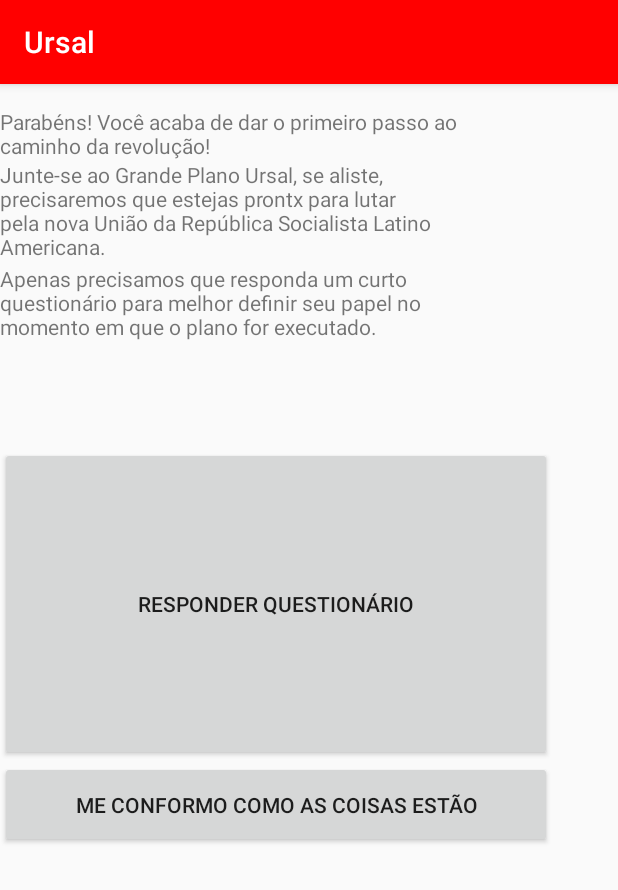
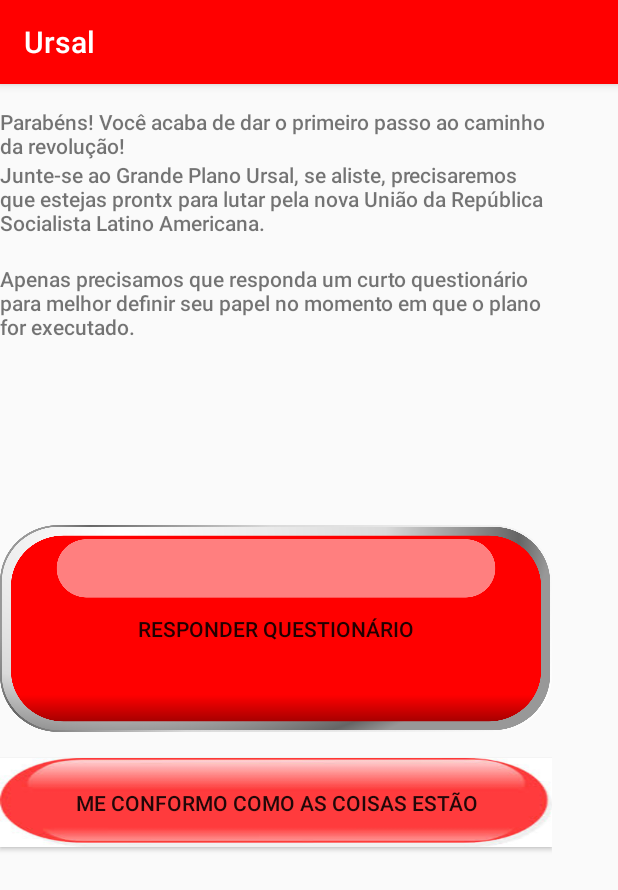
Before and after one commit to brunowber/ursal, an Android app: the LoginActivity screen opened directly, with no data from a screen before it, on a phone screen of 412 x 824 dp. Shown: the top 890 px of the screen. Run offline under Robolectric (Android 15) with nearby library versions, the phone set to English and light mode, and no system bars.

Commit message:
Botões melhorados

```diff
--- a/app/src/main/res/layout/activity_login.xml
+++ b/app/src/main/res/layout/activity_login.xml
@@ -17,38 +17,47 @@
 
         <TextView
             android:id="@+id/P"
-            android:layout_width="319dp"
+            android:layout_width="wrap_content"
             android:layout_height="wrap_content"
             android:text="@string/texto_parabens"
             tools:layout_editor_absoluteX="16dp"
-            tools:layout_editor_absoluteY="16dp" />
+            tools:layout_editor_absoluteY="16dp"
+            android:fontFamily="sans-serif-medium"/>
 
         <TextView
             android:id="@+id/P2"
-            android:layout_width="319dp"
+            android:layout_width="match_parent"
             android:layout_height="69dp"
             android:text="@string/juntar_ursal"
             tools:layout_editor_absoluteX="16dp"
-            tools:layout_editor_absoluteY="16dp" />
+            tools:layout_editor_absoluteY="16dp"
+            android:fontFamily="sans-serif-medium"/>
 
         <TextView
             android:id="@+id/P3"
-            android:layout_width="319dp"
-            android:layout_height="122dp"
+            android:layout_width="match_parent"
+            android:layout_height="174dp"
             android:text="@string/final_parte2"
             tools:layout_editor_absoluteX="16dp"
-            tools:layout_editor_absoluteY="16dp" />
+            tools:layout_editor_absoluteY="16dp"
+            android:fontFamily="sans-serif-medium"/>
 
         <Button
             android:id="@+id/btn_questionario"
             android:layout_width="match_parent"
-            android:layout_height="209dp"
+            android:layout_height="138dp"
+            android:background="@drawable/button2"
             android:text="Responder Questionário" />
+
+        <Space
+            android:layout_width="match_parent"
+            android:layout_height="17dp" />
 
         <Button
             android:id="@+id/btn_fascista"
-            android:layout_width="match_parent"
-            android:layout_height="58dp"
+            android:layout_width="wrap_content"
+            android:layout_height="59dp"
+            android:background="@drawable/button"
             android:text="me conformo como as coisas estão" />
     </LinearLayout>
 </android.support.constraint.ConstraintLayout>
```
Also changed, not shown: app/src/main/res/layout/activity_certificado.xml (+12 -6 lines), app/src/main/res/drawable/button.jpg (added), app/src/main/res/drawable/button2.png (added), app/src/main/res/drawable/facebook.png (added), app/src/main/res/drawable/perfil.png (added), app/src/main/res/drawable/twitter.png (added), app/src/main/res/drawable/whatsapp.png (added).
